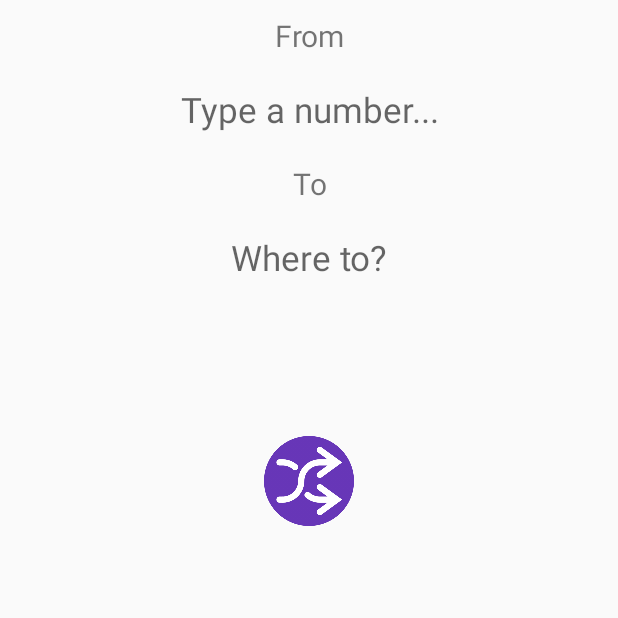
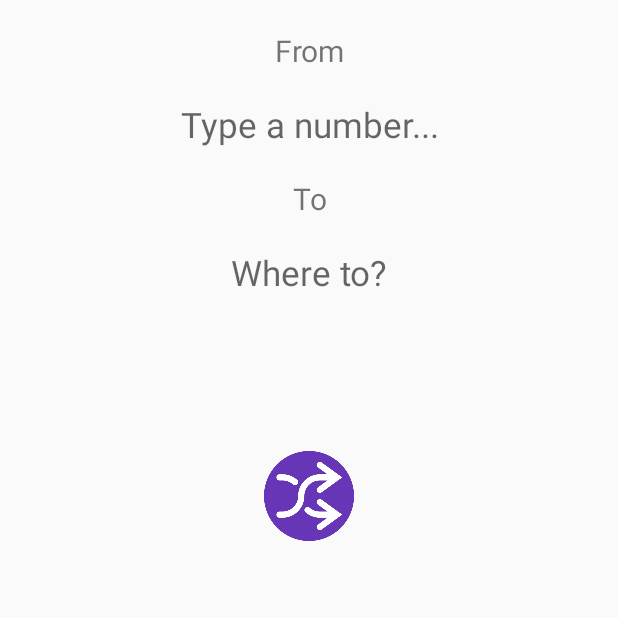
Before and after one commit to LucasPitol/RandomNumberGenerator, an Android app: the screen it shows after launch (MainActivity), on a phone screen of 412 x 824 dp, the top half of it. Run offline under Robolectric (Android 15) with nearby library versions, the phone set to English and light mode, and no system bars.

```diff
--- a/app/src/main/java/com/pitol/randomnumbergenerator/MainActivity.kt
+++ b/app/src/main/java/com/pitol/randomnumbergenerator/MainActivity.kt
@@ -60,13 +60,13 @@ class MainActivity : AppCompatActivity() {
                 var from: Int = fromStr.toInt()
                 var to: Int = toStr.toInt()
 
-                if (from >= to) {
+                answer = if (from >= to) {
 
-                    answer = getString(R.string.from_greater_than_to_text)
+                    getString(R.string.from_greater_than_to_text)
 
                 } else {
 
-                    answer = ((from..to).random()).toString()
+                    ((from..to).random()).toString()
                 }
             }
         }
--- a/app/src/main/res/layout/activity_main.xml
+++ b/app/src/main/res/layout/activity_main.xml
@@ -13,7 +13,7 @@
             android:layout_width="match_parent"
             android:layout_height="wrap_content"
             android:textAlignment="center"
-            android:layout_marginTop="10dp"
+            android:layout_marginTop="20dp"
             android:textSize="20dp"
             />
 
```
